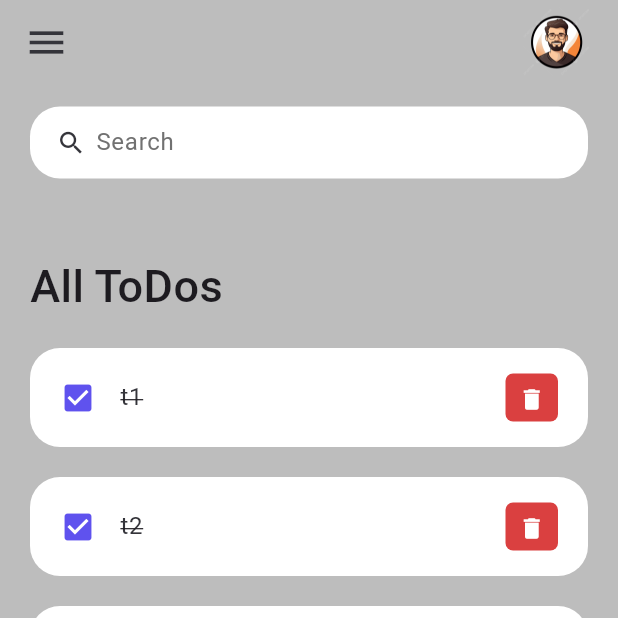
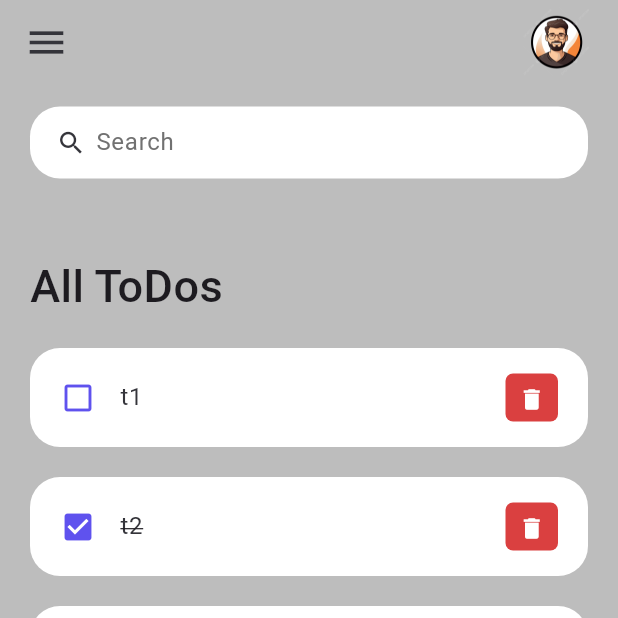
Before and after one commit to imvishweshpatil/ToDo_App, a Flutter app: the screen it shows after launch, after a tap on "t1", on a phone screen of 412 x 824 dp, the top half of it. Run offline on Flutter 3.47's test engine with Material 3 defaults, Android fonts, the phone set to English and light mode, and no system bars.

Commit message:
Added Callback functions.

```diff
--- a/lib/widgets/todo_item.dart
+++ b/lib/widgets/todo_item.dart
@@ -5,7 +5,10 @@ import '../model/todo.dart';
 
 class ToDoItem extends StatelessWidget {
   final ToDo todo;
-  const ToDoItem({Key? key, required this.todo}) : super(key: key);
+  final onToDoChanged;
+  final onDeleteItem;
+
+  const ToDoItem({Key? key, required this.todo, required this.onDeleteItem, required this.onToDoChanged}) : super(key: key);
 
   @override
   Widget build(BuildContext context) {
@@ -13,7 +16,8 @@ class ToDoItem extends StatelessWidget {
       margin: EdgeInsets.only(bottom: 20),
       child: ListTile(
         onTap: () {
-          print('clicked on todo item');
+          //print('clicked on todo item');
+          onToDoChanged(todo);
         },
         shape: RoundedRectangleBorder(
           borderRadius: BorderRadius.circular(20),
```
